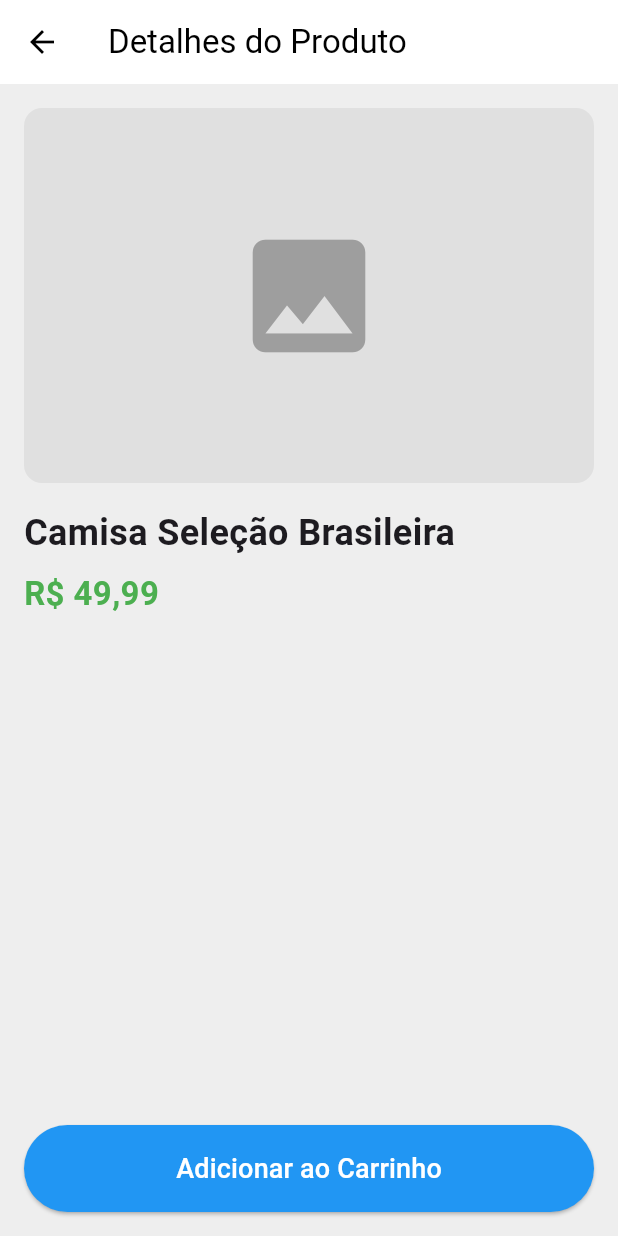
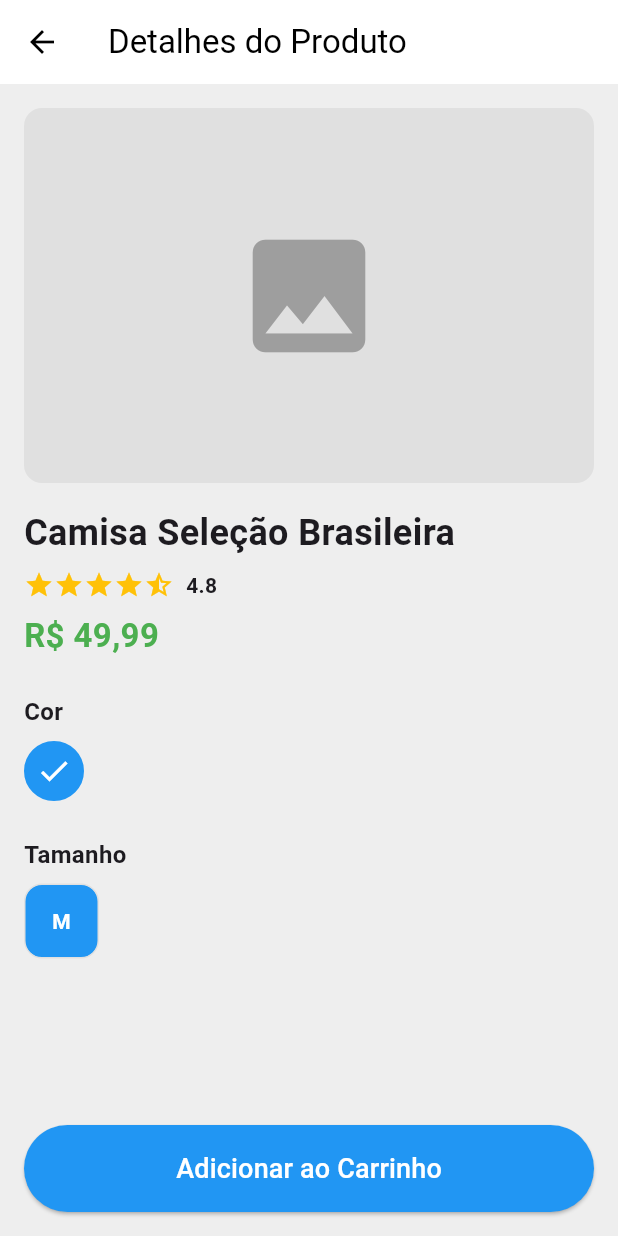
Before and after one commit to ryanantoniio/clickloja1, a Flutter app: the screen it shows after launch, after a tap on "Camisa Seleção Brasileira", on a phone screen of 412 x 824 dp. Run offline on Flutter 3.47's test engine with Material 3 defaults, Android fonts, the phone set to English and light mode, and no system bars.

```diff
--- a/lib/telas/home_screen.dart
+++ b/lib/telas/home_screen.dart
@@ -8,8 +8,8 @@ class HomeScreen extends StatelessWidget {
   Widget build(BuildContext context) {
     return Scaffold(
       appBar: AppBar(
-        title: const Text('Loja 923 - Tudo Camisas', style: TextStyle(color: Colors.black)),
-        backgroundColor: Colors.white,
+        title: const Text('ClickLoja - Início', style: TextStyle(color: Colors.black54)),
+        backgroundColor: Colors.white54,
         elevation: 0,
       ),
       body: ListView(
@@ -19,12 +19,12 @@ class HomeScreen extends StatelessWidget {
             context,
             'Camisa Seleção Brasileira',
             'R\$ 49,99',
-            Colors.yellow,
+            Colors.blueAccent,
           ),
           const SizedBox(height: 16),
           _buildProdutoCard(
             context,
-            'Shorts Cinza Masculino',
+            'Shorts Masculino',
             'R\$ 29,99',
             Colors.grey,
           ),
--- a/lib/telas/product_detail_screen.dart
+++ b/lib/telas/product_detail_screen.dart
@@ -1,10 +1,19 @@
 import 'package:flutter/material.dart';
+import 'cart_screen.dart';
 
-class ProductDetailScreen extends StatelessWidget {
+class ProductDetailScreen extends StatefulWidget {
   final String titulo;
   final String preco;
 
   const ProductDetailScreen({Key? key, required this.titulo, required this.preco}) : super(key: key);
+
+  @override
+  State<ProductDetailScreen> createState() => _ProductDetailScreenState();
+}
+
+class _ProductDetailScreenState extends State<ProductDetailScreen> {
+  int corSelecionada = 0;
+  int tamanhoSelecionado = 1;
 
   @override
   Widget build(BuildContext context) {
@@ -29,16 +38,100 @@ class ProductDetailScreen extends StatelessWidget {
               child: const Center(child: Icon(Icons.image, size: 100, color: Colors.grey)),
             ),
             const SizedBox(height: 16),
-            Text(titulo, style: const TextStyle(fontSize: 24, fontWeight: FontWeight.bold)),
+
+            Text(widget.titulo, style: const TextStyle(fontSize: 24, fontWeight: FontWeight.bold)),
             const SizedBox(height: 8),
-            Text(preco, style: const TextStyle(fontSize: 22, color: Colors.green, fontWeight: FontWeight.bold)),
-            const Spacer(),
+
+            const Row(
+              children: [
+                Icon(Icons.star, color: Colors.amber, size: 20),
+                Icon(Icons.star, color: Colors.amber, size: 20),
+                Icon(Icons.star, color: Colors.amber, size: 20),
+                Icon(Icons.star, color: Colors.amber, size: 20),
+                Icon(Icons.star_half, color: Colors.amber, size: 20),
+                SizedBox(width: 8),
+                Text('4.8', style: TextStyle(fontWeight: FontWeight.bold)),
+              ],
+            ),
+            const SizedBox(height: 8),
+
+            Text(widget.preco, style: const TextStyle(fontSize: 22, color: Colors.green, fontWeight: FontWeight.bold)),
+            const SizedBox(height: 24),
+
+            const Text('Cor', style: TextStyle(fontSize: 16, fontWeight: FontWeight.bold)),
+            const SizedBox(height: 8),
+            GestureDetector(
+              onTap: (){
+                // aqui avisamos ao flutter que essa cor foi clicada
+                setState(() { corSelecionada = 0; });
+              },
+              child: Align(
+                alignment: Alignment.centerLeft,
+                child: Container(
+                  width: 40,
+                  height: 40,
+                  decoration: BoxDecoration(
+                    color: Colors.blue,
+                    shape: BoxShape.circle, // deixa redondo
+                    // caso seja selecionado cria uma borda
+                    border: corSelecionada == 0
+                        ? Border.all(color: Colors.blue, width: 2)
+                        : null,
+                  ),
+                  child: corSelecionada == 0
+                      ? const Icon(Icons.check, color: Colors.white)
+                      : null,
+                ),
+              ),
+            ),
+            const SizedBox(height: 24),
+
+            const Text('Tamanho', style: TextStyle(fontSize: 16, fontWeight: FontWeight.bold)),
+            const SizedBox(height: 8),
+            GestureDetector(
+              onTap: () {
+                setState(() { tamanhoSelecionado = 1; });
+              },
+              child: Align(
+                alignment: Alignment.centerLeft,
+                child: Container(
+                  width: 50,
+                  height: 50,
+                  alignment: Alignment.center, // Centraliza a letra "M"
+                  decoration: BoxDecoration(
+                    // Se selecionado, fundo roxo. Se não, fundo branco.
+                    color: tamanhoSelecionado == 1 ? Colors.blue : Colors.white,
+                    borderRadius: BorderRadius.circular(12), // Deixa as pontas redondas
+                    border: Border.all(color: Colors.grey.shade300),
+                  ),
+                  child: Text(
+                    'M',
+                    style: TextStyle(
+                      fontWeight: FontWeight.bold,
+                      // Se selecionado, letra branca. Se não, letra preta.
+                      color: tamanhoSelecionado == 1 ? Colors.white : Colors.black,
+                    ),
+                  ),
+                ),
+              ),
+            ),
+
+            const Spacer(), // Empurra o botão lá para o final da tela
+
             ElevatedButton(
               style: ElevatedButton.styleFrom(
                 padding: const EdgeInsets.all(16),
                 backgroundColor: Colors.blue,
               ),
               onPressed: () {
+                // quando clicar adiciona os produtos na lista global
+                setState(() {
+                  carrinhoGlobal.add({
+                    'titulo': widget.titulo,
+                    'preco': widget.preco,
+                    'quantidade': 1, // so se a quantidade de produtos for adicionada na tela
+                  });
+                });
                 ScaffoldMessenger.of(context).showSnackBar(
                   const SnackBar(content: Text('Produto adicionado ao carrinho!')),
                 );
--- a/lib/telas/search_screen.dart
+++ b/lib/telas/search_screen.dart
@@ -11,7 +11,7 @@ class SearchScreen extends StatelessWidget {
         elevation: 0,
         title: TextField(
           decoration: InputDecoration(
-            hintText: 'que você procura?',
+            hintText: 'O que você procura?',
             prefixIcon: const Icon(Icons.search, color: Colors.grey),
             border: OutlineInputBorder(
               borderRadius: BorderRadius.circular(30),
@@ -36,9 +36,9 @@ class SearchScreen extends StatelessWidget {
               child: ListView(
                 children: const [
                   ListTile(leading: Icon(Icons.book), title: Text('A metamorfose - Franz Kafka')),
-                  ListTile(leading: Icon(Icons.tv), title: Text("Monitor 24'")),
+                  ListTile(leading: Icon(Icons.tv), title: Text("Monitor 24' AOC")),
                   ListTile(leading: Icon(Icons.checkroom), title: Text('Camisa Brasil Masculina')),
-                  ListTile(leading: Icon(Icons.headphones), title: Text('Fone bluetooth Phillips')),
+                  ListTile(leading: Icon(Icons.headphones), title: Text('Fone Bluetooth Phillips')),
                 ],
               ),
             ),
```
Also changed, not shown: lib/telas/cart_screen.dart (+38 -2 lines).
